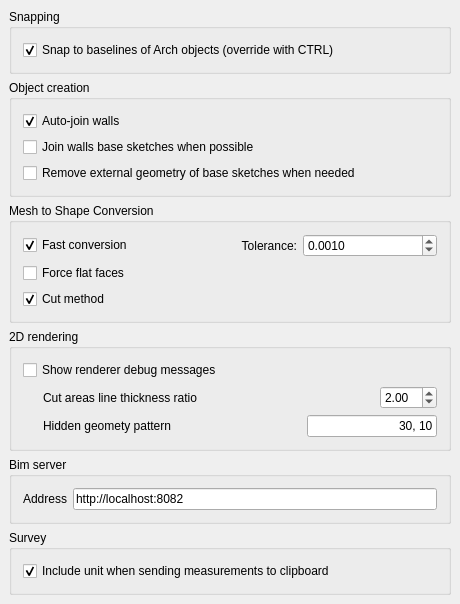
Before: the Qt Designer form src/Mod/Arch/Resources/ui/preferences-arch.ui in berndhahnebach/All_FreeCAD, drawn with Qt 5.
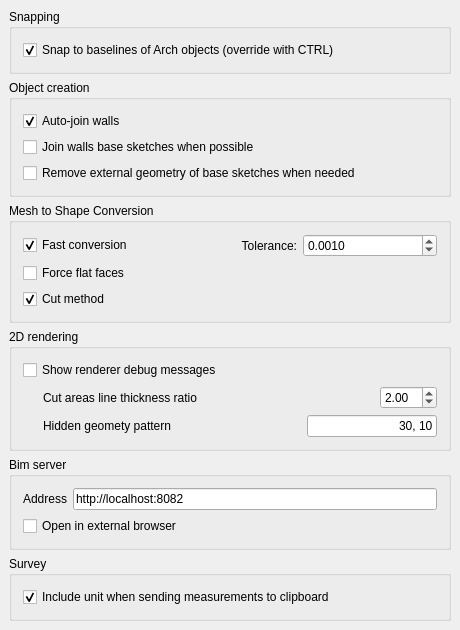
After: the same form once the commit is applied. Custom widgets are drawn as their Qt base class.

Commit message: Arch: Added new bimserver task panel - issue #2599

```diff
--- a/src/Mod/Arch/Resources/ui/preferences-arch.ui
+++ b/src/Mod/Arch/Resources/ui/preferences-arch.ui
@@ -7,7 +7,7 @@
     <x>0</x>
     <y>0</y>
     <width>460</width>
-    <height>537</height>
+    <height>602</height>
    </rect>
   </property>
   <property name="windowTitle">
@@ -399,6 +399,26 @@
         </item>
        </layout>
       </item>
+      <item>
+       <layout class="QHBoxLayout" name="horizontalLayout_13">
+        <item>
+         <widget class="Gui::PrefCheckBox" name="checkBox_3">
+          <property name="toolTip">
+           <string>if this is checked, the &quot;open BimServer in browser&quot; button will open the Bim Server interface in an external browser instead of the FreeCAD web workbench</string>
+          </property>
+          <property name="text">
+           <string>Open in external browser</string>
+          </property>
+          <property name="prefEntry" stdset="0">
+           <cstring>BimServerBrowser</cstring>
+          </property>
+          <property name="prefPath" stdset="0">
+           <cstring>Mod/Arch</cstring>
+          </property>
+         </widget>
+        </item>
+       </layout>
+      </item>
      </layout>
     </widget>
    </item>
```
The commit also changes 8 other files.
